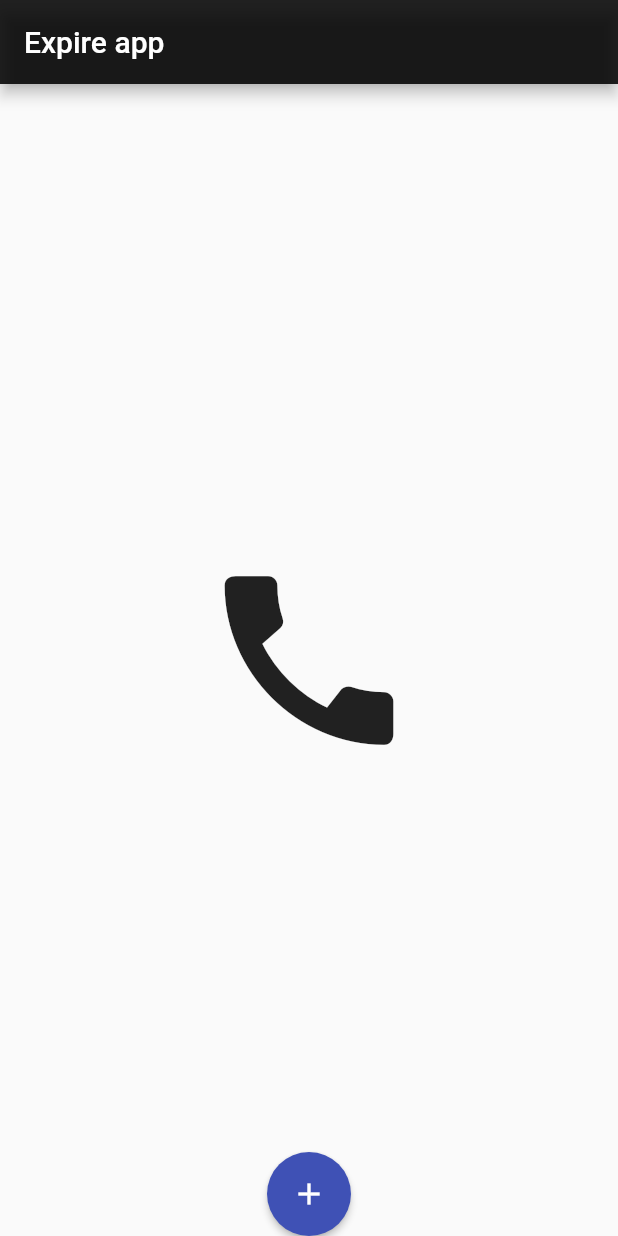
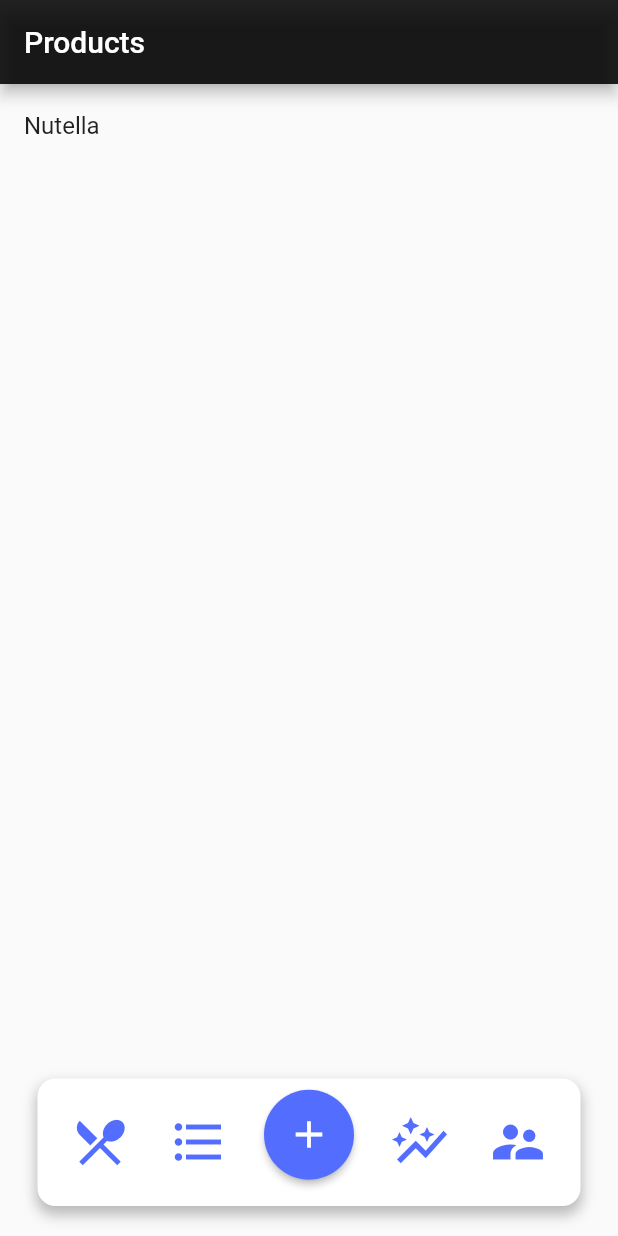
Before and after one commit to arstek131/Expire_App, a Flutter app: the screen it shows after launch, on a phone screen of 412 x 824 dp. Run offline on Flutter 3.47's test engine with Material 2 defaults, Android fonts, the phone set to English and light mode, and no system bars; our stand-ins replace sqflite; accounts and stored records are empty.

Commit message:
Main screen, Bottom navigation bar, products screen

```diff
--- /dev/null
+++ b/expire_app/lib/helpers/db_helper.dart
@@ -0,0 +1,22 @@
+import 'package:sqflite/sqflite.dart' as sql;
+import 'package:path/path.dart' as path;
+
+class DBHelper {
+  static Future<sql.Database> database() async {
+    final dbPath = await sql.getDatabasesPath();
+
+    return sql.openDatabase(path.join(dbPath, 'places.db'), onCreate: (db, version) {
+      return db.execute('CREATE TABLE user_places(id TEXT PRIMARY KEY, title TEXT, image TEXT)');
+    }, version: 1);
+  }
+
+  static Future<void> insert(String table, Map<String, Object> data) async {
+    final sqlDB = await DBHelper.database();
+    sqlDB.insert(table, data, conflictAlgorithm: sql.ConflictAlgorithm.replace);
+  }
+
+  static Future<List<Map<String, dynamic>>> getData(String table) async {
+    final sqlDB = await DBHelper.database();
+    return sqlDB.query(table);
+  }
+}
--- a/expire_app/lib/main.dart
+++ b/expire_app/lib/main.dart
@@ -1,9 +1,12 @@
 /* dart libraries */
 import 'package:flutter/material.dart';
-import 'dart:io';
 
 /* Screens */
-import './screens/products_screen.dart';
+import 'screens/main_app_screen.dart';
+
+/* Providers */
+import 'package:provider/provider.dart';
+import './providers/products_provider.dart';
 
 void main() {
   runApp(const MyApp());
@@ -19,14 +22,17 @@ class MyApp extends StatefulWidget {
 class _MyAppState extends State<MyApp> {
   @override
   Widget build(BuildContext context) {
-    return MaterialApp(
-      title: 'Expire app',
-      theme: ThemeData(
-        primarySwatch: Colors.indigo,
+    return ChangeNotifierProvider.value(
+      value: ProductsProvider(),
+      child: MaterialApp(
+        title: 'Expire app',
+        theme: ThemeData(
+          primarySwatch: Colors.indigo,
+        ),
+        routes: {
+          '/': (ctx) => MainAppScreen(),
+        },
       ),
-      routes: {
-        '/': (ctx) => ProductsScreen(),
-      },
     );
   }
 }
--- /dev/null
+++ b/expire_app/lib/models/product.dart
@@ -0,0 +1,10 @@
+import 'dart:io';
+
+class Product {
+  String id;
+  String title;
+  DateTime expiration;
+  File? image;
+
+  Product({required this.id, required this.title, required this.expiration, required this.image});
+}
--- /dev/null
+++ b/expire_app/lib/providers/products_provider.dart
@@ -0,0 +1,20 @@
+import 'package:flutter/material.dart';
+
+/* dart */
+import 'package:flutter/material.dart';
+
+/* models */
+import '../models/product.dart';
+
+class ProductsProvider extends ChangeNotifier {
+  List<Product> _items = [Product(id: '0', title: 'Nutella', expiration: DateTime.now(), image: null)];
+
+  List<Product> get items {
+    return [..._items];
+  }
+
+  void addProduct(Product product) {
+    _items.add(product);
+    notifyListeners();
+  }
+}
--- /dev/null
+++ b/expire_app/lib/screens/main_app_screen.dart
@@ -0,0 +1,83 @@
+/* Dart */
+import 'package:flutter/material.dart';
+
+/* Widgets */
+import '../widgets/custom_bottom_navigation_bar.dart';
+
+/* Screens */
+import '../screens/products_overview_screen.dart';
+
+class MainAppScreen extends StatefulWidget {
+  static const routeName = '/';
+  @override
+  _ProductsScreenState createState() => _ProductsScreenState();
+}
+
+class _ProductsScreenState extends State<MainAppScreen> {
+  /* Variables */
+  var _pageIndex = 2;
+  List<Map<String, dynamic>> _pages = [];
+
+  /* Class methods */
+  void _bottomNavigationBarHandler(index) {
+    setState(() {
+      _pageIndex = index;
+    });
+  }
+
+  @override
+  void initState() {
+    _pages = [
+      {
+        'page': Center(
+          child: Text("test0"),
+        ),
+        'title': "Recipes",
+      },
+      {
+        'page': Center(
+          child: Text("test1"),
+        ),
+        'title': "Shopping list",
+      },
+      {
+        'page': ProductsOverviewScreen(),
+        'title': "Products",
+      },
+      {
+        'page': Center(
+          child: Text("test3"),
+        ),
+        'title': "Analytics",
+      },
+      {
+        'page': Center(
+          child: Text("test4"),
+        ),
+        'title': "User settings",
+      },
+    ];
+    super.initState();
+  }
+
+  @override
+  Widget build(BuildContext context) {
+    return Scaffold(
+      appBar: AppBar(
+        backgroundColor: Colors.black87,
+        title: Text(_pages.elementAt(_pageIndex)['title']),
+      ),
+      body: Stack(
+        children: [
+          _pages.elementAt(_pageIndex)['page'],
+          SafeArea(
+            child: Align(
+              child: CustomBottomNavigationBar(setIndex: _bottomNavigationBarHandler, pageIndex: _pageIndex),
+              alignment: Alignment.bottomCenter,
+            ),
+          ),
+        ],
+      ),
+    );
+  }
+}
--- /dev/null
+++ b/expire_app/lib/screens/products_overview_screen.dart
@@ -0,0 +1,30 @@
+/* dart */
+import 'package:flutter/material.dart';
+
+/* providers */
+import '../providers/products_provider.dart';
+import 'package:provider/provider.dart';
+
+class ProductsOverviewScreen extends StatefulWidget {
+  @override
+  _ProductsOverviewScreenState createState() => _ProductsOverviewScreenState();
+}
+
+class _ProductsOverviewScreenState extends State<ProductsOverviewScreen> {
+  @override
+  Widget build(BuildContext context) {
+    return Consumer<ProductsProvider>(
+      child: const Center(
+        child: Text("Add some products!"),
+      ),
+      builder: (ctx, productsData, ch) => productsData.items.isEmpty
+          ? ch!
+          : ListView.builder(
+              itemCount: productsData.items.length,
+              itemBuilder: (ctx, i) => ListTile(
+                title: Text(productsData.items[i].title),
+              ),
+            ),
+    );
+  }
+}
--- a/expire_app/lib/screens/products_screen.dart
+++ /dev/null
@@ -1,85 +0,0 @@
-import 'package:flutter/material.dart';
-
-class ProductsScreen extends StatefulWidget {
-  static const routeName = '/';
-  @override
-  _ProductsScreenState createState() => _ProductsScreenState();
-}
-
-class _ProductsScreenState extends State<ProductsScreen> {
-  /* Variables */
-  var _bottom_navigation_bar_index = 0;
-  List<Map<String, dynamic>> _pages = [];
-
-  /* Class methods */
-  void _bottomNavigationBarHandler(index) {
-    setState(() {
-      _bottom_navigation_bar_index = index;
-    });
-  }
-
-  @override
-  void initState() {
-    _pages = [
-      {
-        'page': const Icon(Icons.call, size: 150),
-      },
-      {
-        'page': const Icon(Icons.camera, size: 150),
-      },
-      {
-        'page': const Icon(Icons.call, size: 150),
-      },
-      {
-        'page': const Icon(Icons.call, size: 150),
-      },
-    ];
-    super.initState();
-  }
-
-  @override
-  Widget build(BuildContext context) {
-    return Scaffold(
-      appBar: AppBar(
-        backgroundColor: Colors.black87,
-        title: const Text("Expire app"),
-      ),
-      body: Center(
-        child: _pages.elementAt(_bottom_navigation_bar_index)['page'],
-      ),
-      bottomNavigationBar: BottomAppBar(
-        /*type: BottomNavigationBarType.shifting,
-        elevation: 10,
-        currentIndex: _bottom_navigation_bar_index,
-        onTap: _bottomNavigationBarHandler,
-        backgroundColor: Colors.black87,
-        unselectedItemColor: Colors.grey,
-        selectedItemColor: Colors.amberAccent,
-        selectedFontSize: 15,
-        //showSelectedLabels: false,
-        showUnselectedLabels: false,
-        iconSize: 25,
-        selectedIconTheme: const IconThemeData(color: Colors.amberAccent),
-        items: const [
-          BottomNavigationBarItem(icon: Icon(Icons.add), label: 'add'),
-          BottomNavigationBarItem(icon: Icon(Icons.add), label: 'add'),
-          BottomNavigationBarItem(icon: Icon(Icons.add), label: 'add'),
-          BottomNavigationBarItem(icon: Icon(Icons.add), label: 'add'),
-        ],*/
-        child: Row(
-          mainAxisSize: MainAxisSize.max,
-          mainAxisAlignment: MainAxisAlignment.spaceBetween,
-          children: <Widget>[],
-        ),
-        color: Colors.blueGrey,
-      ),
-      floatingActionButton: FloatingActionButton(
-        onPressed: () {},
-        tooltip: 'Increment',
-        child: Icon(Icons.add),
-        elevation: 2.0,
-      ),
-      floatingActionButtonLocation: FloatingActionButtonLocation.centerDocked,
-    );
-  }
-}
--- /dev/null
+++ b/expire_app/lib/widgets/custom_bottom_navigation_bar.dart
@@ -0,0 +1,121 @@
+import 'package:flutter/material.dart';
+import '../widgets/custom_bottom_navigation_bar_item.dart';
+
+class CustomBottomNavigationBar extends StatefulWidget {
+  final Function setIndex;
+  final int pageIndex;
+
+  CustomBottomNavigationBar({
+    required this.setIndex,
+    required this.pageIndex,
+  });
+
+  @override
+  State<CustomBottomNavigationBar> createState() => _CustomBottomNavigationBarState();
+}
+
+class _CustomBottomNavigationBarState extends State<CustomBottomNavigationBar> {
+  @override
+  void initState() {
+    super.initState();
+  }
+
+  @override
+  Widget build(BuildContext context) {
+    return Container(
+      padding: const EdgeInsets.symmetric(horizontal: 25),
+      margin: const EdgeInsets.only(bottom: 20),
+      height: 85,
+      child: Container(
+        width: double.infinity,
+        decoration: const BoxDecoration(
+          boxShadow: [
+            BoxShadow(
+              color: Colors.black26,
+              blurRadius: 7,
+              spreadRadius: 1,
+              offset: Offset(0, 5),
+            ),
+          ],
+          color: Colors.white,
+          borderRadius: BorderRadius.all(
+            Radius.circular(12.0),
+          ),
+        ),
+        child: Row(
+          mainAxisAlignment: MainAxisAlignment.spaceEvenly,
+          children: [
+            CustomBottomNavigationBarItem(
+              selected: widget.pageIndex == 0,
+              icon: const Icon(Icons.restaurant_menu, size: 40),
+              onTap: () {
+                widget.setIndex(0);
+              },
+            ),
+            CustomBottomNavigationBarItem(
+              selected: widget.pageIndex == 1,
+              icon: const Icon(Icons.format_list_bulleted, size: 40),
+              onTap: () {
+                widget.setIndex(1);
+              },
+            ),
+            Container(
+              margin: widget.pageIndex == 2 ? EdgeInsets.only(bottom: 10) : null,
+              child: ElevatedButton(
+                onPressed: () => widget.pageIndex != 2
+                    ? widget.setIndex(2)
+                    : () {
+                        showDialog<String>(
+                          context: context,
+                          builder: (BuildContext context) => AlertDialog(
+                            title: const Text('AlertDialog Title'),
+                            content: const Text('AlertDialog description'),
+                            actions: <Widget>[
+                              TextButton(
+                                onPressed: () => Navigator.pop(context, 'Cancel'),
+                                child: const Text('Cancel'),
+                              ),
+                              TextButton(
+                                onPressed: () => Navigator.pop(context, 'OK'),
+                                child: const Text('OK'),
+                              ),
+                            ],
+                          ),
+                        );
+                      },
+                child: widget.pageIndex == 2
+                    ? const Icon(
+                        Icons.add,
+                        size: 30,
+                      )
+                    : const Icon(
+                        Icons.home_filled,
+                        size: 30,
+                      ),
+                style: ButtonStyle(
+                  shape: MaterialStateProperty.all(const CircleBorder()),
+                  padding: MaterialStateProperty.all(const EdgeInsets.all(15)),
+                  backgroundColor: MaterialStateProperty.all(Colors.indigoAccent), // <-- Button color
+                ),
+              ),
+            ),
+            CustomBottomNavigationBarItem(
+              selected: widget.pageIndex == 3,
+              icon: const Icon(Icons.auto_graph, size: 40),
+              onTap: () {
+                widget.setIndex(3);
+              },
+            ),
+            CustomBottomNavigationBarItem(
+              selected: widget.pageIndex == 4,
+              icon: const Icon(Icons.supervisor_account, size: 40),
+              onTap: () {
+                widget.setIndex(4);
+              },
+            ),
+          ],
+        ),
+      ),
+    );
+  }
+}
--- /dev/null
+++ b/expire_app/lib/widgets/custom_bottom_navigation_bar_item.dart
@@ -0,0 +1,35 @@
+import 'package:flutter/material.dart';
+
+class CustomBottomNavigationBarItem extends StatelessWidget {
+  final Icon icon;
+  final VoidCallback onTap;
+  final bool selected;
+
+  CustomBottomNavigationBarItem({required this.icon, required this.onTap, required this.selected});
+
+  @override
+  Widget build(BuildContext context) {
+    return Column(
+      mainAxisAlignment: MainAxisAlignment.center,
+      crossAxisAlignment: CrossAxisAlignment.center,
+      children: [
+        IconButton(
+          padding: const EdgeInsets.all(0),
+          iconSize: 35,
+          color: Colors.indigoAccent,
+          icon: icon,
+          onPressed: onTap,
+        ),
+        if (selected)
+          Container(
+            decoration: const BoxDecoration(
+              color: Colors.orange,
+              shape: BoxShape.circle,
+            ),
+            height: 5,
+            width: 5,
+          )
+      ],
+    );
+  }
+}
--- a/expire_app/pubspec.yaml
+++ b/expire_app/pubspec.yaml
@@ -29,6 +29,8 @@ environment:
 dependencies:
   flutter:
     sdk: flutter
+  provider: ^6.0.1
+  sqflite: ^2.0.1
 
 
   # The following adds the Cupertino Icons font to your application.
```
Also changed, not shown: expire_app/pubspec.lock, 9 other files.
